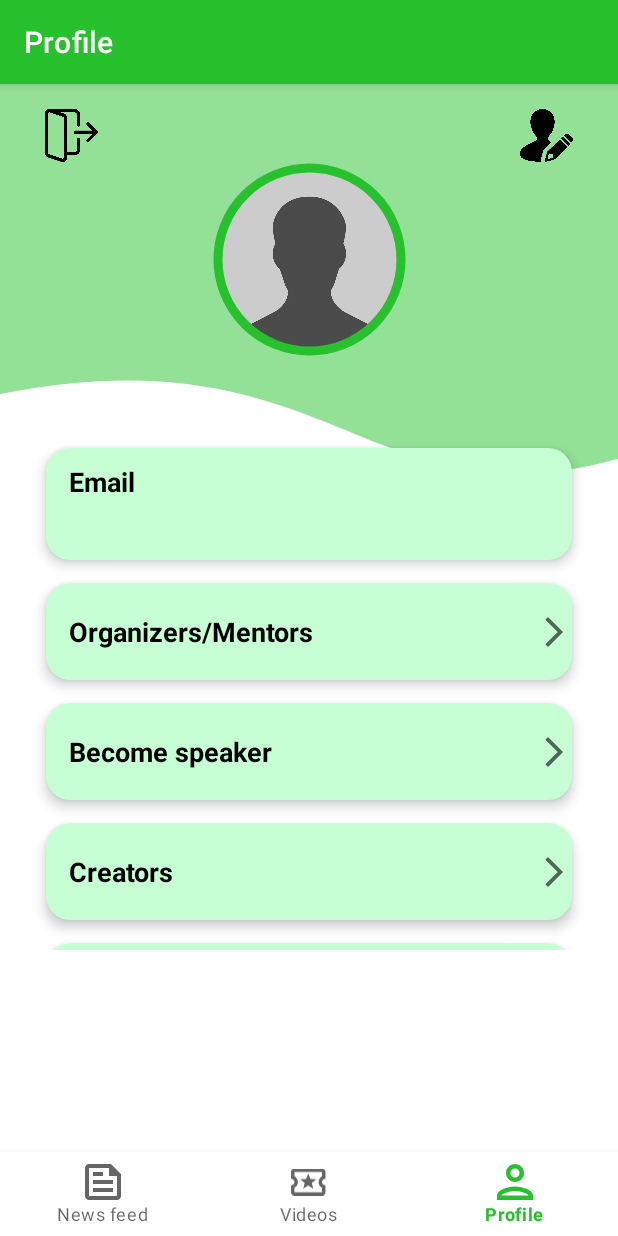
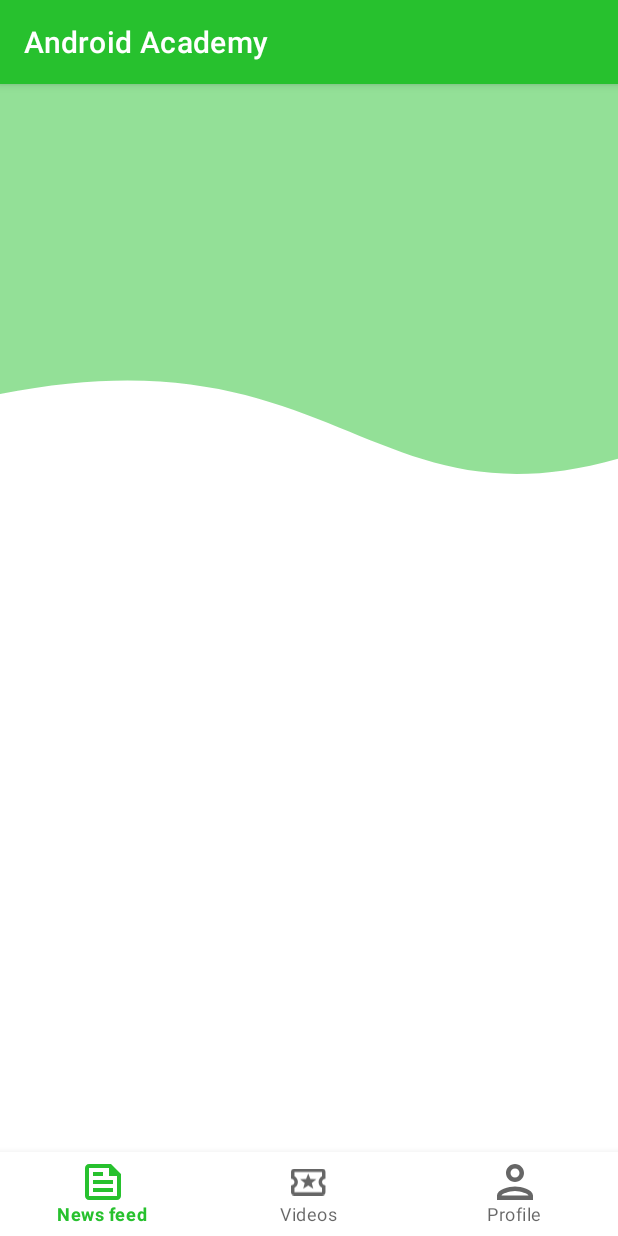
Before and after one commit to Android-Academy-Global/AndroidAcademyClient, an Android app: the screen it shows after launch (MainActivity), item 3 of the bottom bar chosen, on a phone screen of 412 x 824 dp. Run offline under Robolectric (Android 15) with nearby library versions, the phone set to English and light mode, and no system bars; our stand-ins replace Dagger/Hilt's generated code, Timber, navigation-ui.

Commit message:
Remove fragments

```diff
--- a/app/src/main/java/com/academy/android/ui/news/NewsFragment.kt
+++ /dev/null
@@ -1,116 +0,0 @@
-package com.academy.android.ui.news
-
-import android.os.Bundle
-import android.view.View
-import android.widget.Toast
-import androidx.core.content.res.ResourcesCompat
-import androidx.fragment.app.Fragment
-import androidx.fragment.app.viewModels
-import androidx.lifecycle.lifecycleScope
-import by.kirich1409.viewbindingdelegate.viewBinding
-import coil.load
-import com.academy.android.R
-import com.academy.android.databinding.FragmentNewsBinding
-import com.academy.android.databinding.FragmentNewsItemBinding
-import com.academy.android.ui.base.BaseRVAdapter
-import com.google.android.material.tabs.TabLayout
-import dagger.hilt.android.AndroidEntryPoint
-import kotlinx.coroutines.flow.collectLatest
-
-@AndroidEntryPoint
-class NewsFragment : Fragment(R.layout.fragment_news) {
-
-    private val viewModel: NewsViewModel by viewModels()
-    private val vb by viewBinding(FragmentNewsBinding::bind)
-    private val newsAdapter by lazy(::setupRecyclerViewAdapter)
-
-    override fun onViewCreated(view: View, savedInstanceState: Bundle?) {
-        super.onViewCreated(view, savedInstanceState)
-        setupViews()
-    }
-
-    private fun setupViews() {
-        setupTabView()
-        setupRecyclerView()
-    }
-
-    private fun setupRecyclerView() {
-        vb.rvNewsList.adapter = newsAdapter
-
-        lifecycleScope.launchWhenResumed {
-            viewModel.newsList.collectLatest {
-                newsAdapter.updateData(it)
-            }
-        }
-    }
-
-    private fun setupTabView() {
-        vb.tabLayout.apply {
-            background = ResourcesCompat.getDrawable(resources, R.color.transparent, null)
-
-            addTab(
-                newTab().apply { text = resources.getString(R.string.news__tab_title_featured) },
-                viewModel.getIsFilterStateNew()
-            )
-            addTab(
-                newTab().apply { text = resources.getString(R.string.news__tab_title_passed) },
-                !viewModel.getIsFilterStateNew(),
-            )
-
-            addOnTabSelectedListener(object :
-                TabLayout.OnTabSelectedListener {
-                override fun onTabSelected(tab: TabLayout.Tab) {
-                    if (tab.text == resources.getString(R.string.news__tab_title_featured)) {
-                        viewModel.applyFilterNew()
-                    } else {
-                        viewModel.applyFilterOld()
-                    }
-                }
-
-                override fun onTabUnselected(tab: TabLayout.Tab?) = Unit
-                override fun onTabReselected(tab: TabLayout.Tab?) = Unit
-            })
-        }
-    }
-
-    private fun setupRecyclerViewAdapter() =
-        BaseRVAdapter<FragmentNewsItemBinding, NewsItemData>(
-            viewHolderInflater = { layoutInflater, parent, attachToParent ->
-                FragmentNewsItemBinding.inflate(layoutInflater, parent, attachToParent)
-            },
-            viewHolderBinder = { holder, itemData ->
-                with(holder) {
-                    tvText.text = itemData.text
-                    tvLink.text = itemData.link
-                    ivPicture.load(itemData.picture)
-
-                    icLike.isChecked = viewModel.getIsLiked(itemData.id)
-                    icLike.setOnClickListener {
-                        icLike.isChecked = viewModel.handleLike(itemData.id, !icLike.isChecked)
-                    }
-
-                    lifecycleScope.launchWhenResumed {
-                        viewModel.getLikesCount(itemData.chatId).collectLatest {
-                            tvLikes.text = it.toString()
-                        }
-                    }
-
-                    icChat.setOnClickListener {
-                        Toast.makeText(requireContext(), "Chat is clicked", Toast.LENGTH_SHORT)
-                            .show()
-                    }
-
-                    lifecycleScope.launchWhenResumed {
-                        viewModel.getChatMessagesCount(itemData.chatId).collectLatest {
-                            tvChatMessages.text = it.toString()
-                        }
-                    }
-
-                    icShare.setOnClickListener {
-                        Toast.makeText(requireContext(), "Share is clicked", Toast.LENGTH_SHORT)
-                            .show()
-                    }
-                }
-            },
-        )
-}
--- a/app/src/main/java/com/academy/android/ui/profile/ProfileFragment.kt
+++ /dev/null
@@ -1,49 +0,0 @@
-package com.academy.android.ui.profile
-
-
-import android.os.Bundle
-import android.view.View
-import androidx.fragment.app.Fragment
-import androidx.fragment.app.viewModels
-import androidx.lifecycle.lifecycleScope
-import androidx.navigation.Navigation
-import by.kirich1409.viewbindingdelegate.viewBinding
-import coil.load
-import com.academy.android.R
-import com.academy.android.databinding.FragmentProfileBinding
-import dagger.hilt.android.AndroidEntryPoint
-import kotlinx.coroutines.flow.collectLatest
-
-
-@AndroidEntryPoint
-class ProfileFragment : Fragment(R.layout.fragment_profile) {
-
-    private val profileViewModel: ProfileViewModel by viewModels()
-    private val vb by viewBinding(FragmentProfileBinding::bind)
-
-    override fun onViewCreated(view: View, savedInstanceState: Bundle?) {
-        super.onViewCreated(view, savedInstanceState)
-        setupViews()
-        setupListeners()
-    }
-
-    private fun setupViews() {
-        lifecycleScope.launchWhenResumed {
-            profileViewModel.profileData.collectLatest { profile ->
-                vb.profileCard.load(profile.profPic)
-                vb.textUserEmail.text = profile.email
-            }
-        }
-    }
-
-    private fun setupListeners() {
-        //setting "become speaker button"
-        vb.arrowBecomeSpeaker.setOnClickListener {
-            Navigation.findNavController(it).navigate(R.id.action_become_speaker)
-        }
-        //setting edit profile button
-        vb.btnProfEdit.setOnClickListener {
-            Navigation.findNavController(it).navigate(R.id.action_edit_profile)
-        }
-    }
-}
--- a/app/src/main/res/layout/activity_main.xml
+++ b/app/src/main/res/layout/activity_main.xml
@@ -44,7 +44,6 @@
         app:layout_constraintBottom_toTopOf="@id/nav_view"
         app:layout_constraintLeft_toLeftOf="parent"
         app:layout_constraintRight_toRightOf="parent"
-        app:layout_constraintTop_toTopOf="parent"
-        app:navGraph="@navigation/mobile_navigation" />
+        app:layout_constraintTop_toTopOf="parent" />
 
 </androidx.constraintlayout.widget.ConstraintLayout>
--- a/app/src/main/res/layout/fragment_news.xml
+++ b/app/src/main/res/layout/fragment_news.xml
@@ -3,8 +3,7 @@
     xmlns:app="http://schemas.android.com/apk/res-auto"
     xmlns:tools="http://schemas.android.com/tools"
     android:layout_width="match_parent"
-    android:layout_height="match_parent"
-    tools:context=".ui.news.NewsFragment">
+    android:layout_height="match_parent">
 
 
     <androidx.constraintlayout.widget.Guideline
--- a/app/src/main/res/layout/fragment_profile.xml
+++ b/app/src/main/res/layout/fragment_profile.xml
@@ -5,8 +5,7 @@
     xmlns:app="http://schemas.android.com/apk/res-auto"
     xmlns:tools="http://schemas.android.com/tools"
     android:layout_width="match_parent"
-    android:layout_height="wrap_content"
-    tools:context=".ui.profile.ProfileFragment">
+    android:layout_height="wrap_content">
 
     <androidx.constraintlayout.widget.Guideline
         android:id="@+id/main_guideline"
--- a/app/src/main/res/layout/fragment_videos.xml
+++ b/app/src/main/res/layout/fragment_videos.xml
@@ -4,8 +4,7 @@
     xmlns:app="http://schemas.android.com/apk/res-auto"
     xmlns:tools="http://schemas.android.com/tools"
     android:layout_width="match_parent"
-    android:layout_height="match_parent"
-    tools:context=".ui.videos.VideosFragment">
+    android:layout_height="match_parent">
 
     <androidx.constraintlayout.widget.Guideline
         android:id="@+id/gl_start"
--- a/app/src/main/res/navigation/mobile_navigation.xml
+++ /dev/null
@@ -1,59 +0,0 @@
-<?xml version="1.0" encoding="utf-8"?>
-<navigation xmlns:android="http://schemas.android.com/apk/res/android"
-    xmlns:app="http://schemas.android.com/apk/res-auto"
-    xmlns:tools="http://schemas.android.com/tools"
-    android:id="@+id/mobile_navigation"
-    app:startDestination="@id/navigation_news">
-
-    <fragment
-        android:id="@+id/navigation_videos"
-        android:name="com.academy.android.ui.videos.VideosFragment"
-        android:label="@string/title_videos"
-        tools:layout="@layout/fragment_videos" />
-
-    <fragment
-        android:id="@+id/navigation_news"
-        android:name="com.academy.android.ui.news.NewsFragment"
-        android:label="@string/title_news"
-        tools:layout="@layout/fragment_news" />
-
-    <fragment
-        android:id="@+id/navigation_profile"
-        android:name="com.academy.android.ui.profile.ProfileFragment"
-        android:label="@string/title_profile"
-        tools:layout="@layout/fragment_profile" >
-        <action
-            android:id="@+id/action_become_speaker"
-            app:destination="@id/navigation_become_speaker"
-            app:enterAnim="@anim/slide_left"
-            app:exitAnim="@anim/fade_out"
-            app:popEnterAnim="@anim/fade_in"
-            app:popExitAnim="@anim/slide_right"/>
-        <action
-            android:id="@+id/action_edit_profile"
-            app:destination="@id/navigation_edit_profile"
-            app:enterAnim="@anim/slide_left"
-            app:exitAnim="@anim/fade_out"
-            app:popEnterAnim="@anim/fade_in"
-            app:popExitAnim="@anim/slide_right"/>
-    </fragment>
-
-    <fragment
-        android:id="@+id/navigation_become_speaker"
-        android:name="com.academy.android.ui.profile.ProfBecomeSpeakerFragment"
-        android:label="@string/become_speaker_label"
-        tools:layout="@layout/fragment_prof_become_speaker" />
-
-    <fragment
-        android:id="@+id/navigation_edit_profile"
-        android:name="com.academy.android.ui.profile.EditProfileFragment"
-        android:label="@string/edit_profile_label"
-        tools:layout="@layout/fragment_edit_profile" >
-        <action
-            android:id="@+id/action_back_to_profile"
-            app:destination="@id/navigation_profile"
-            app:enterAnim="@anim/fade_in"
-            app:exitAnim="@anim/slide_right" />
-    </fragment>
-
-</navigation>
```
Also changed, not shown: app/src/main/java/com/academy/android/ui/profile/EditProfileFragment.kt (deleted, +0 -178 lines), app/src/main/java/com/academy/android/ui/videos/VideosFragment.kt (deleted, +0 -81 lines), app/src/main/res/layout/fragment_edit_profile.xml (+2 -5 lines).
